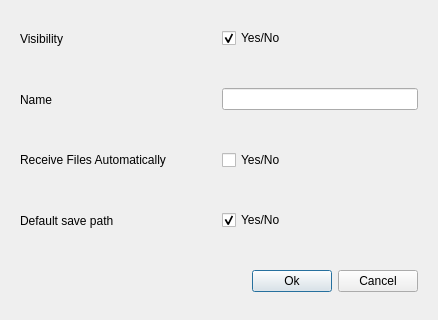
This is settingswindow.ui in bengaDev/FileExchanger as Qt 5 draws it before an edit. The edited form follows.
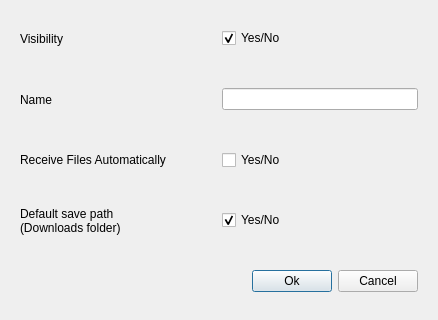
This is the edited form.

```diff
--- a/settingswindow.ui
+++ b/settingswindow.ui
@@ -86,7 +86,8 @@
       <item>
        <widget class="QLabel" name="defaultPathLabel">
         <property name="text">
-         <string>Default save path</string>
+         <string>Default save path
+(Downloads folder)</string>
         </property>
        </widget>
       </item>
```
